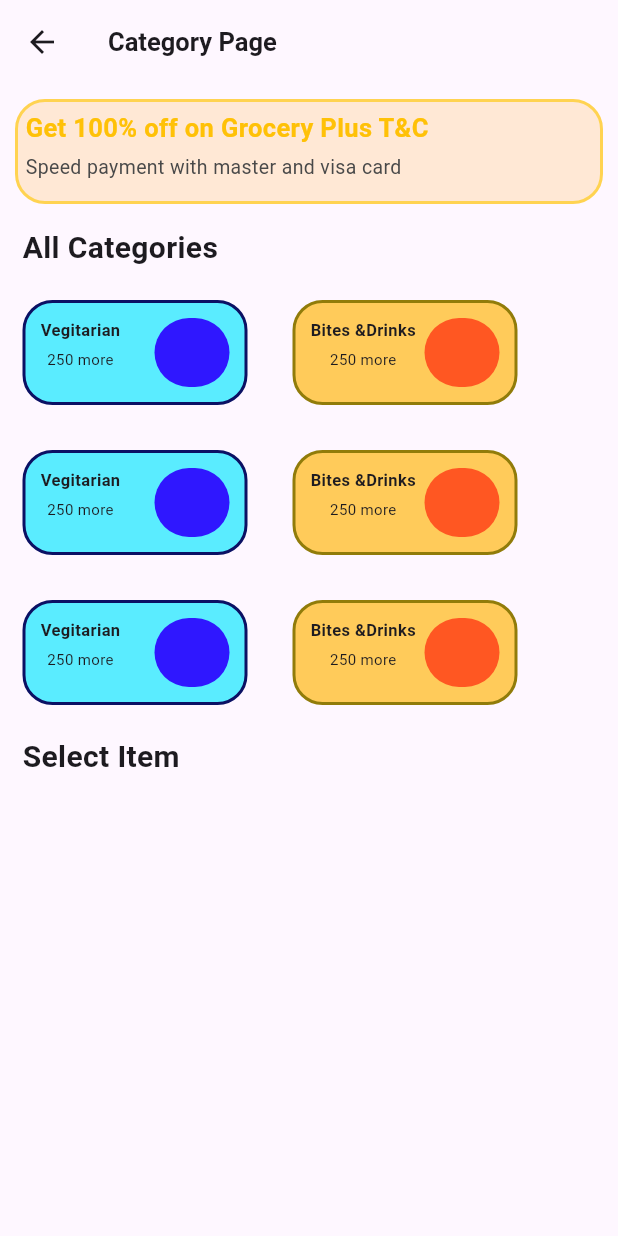
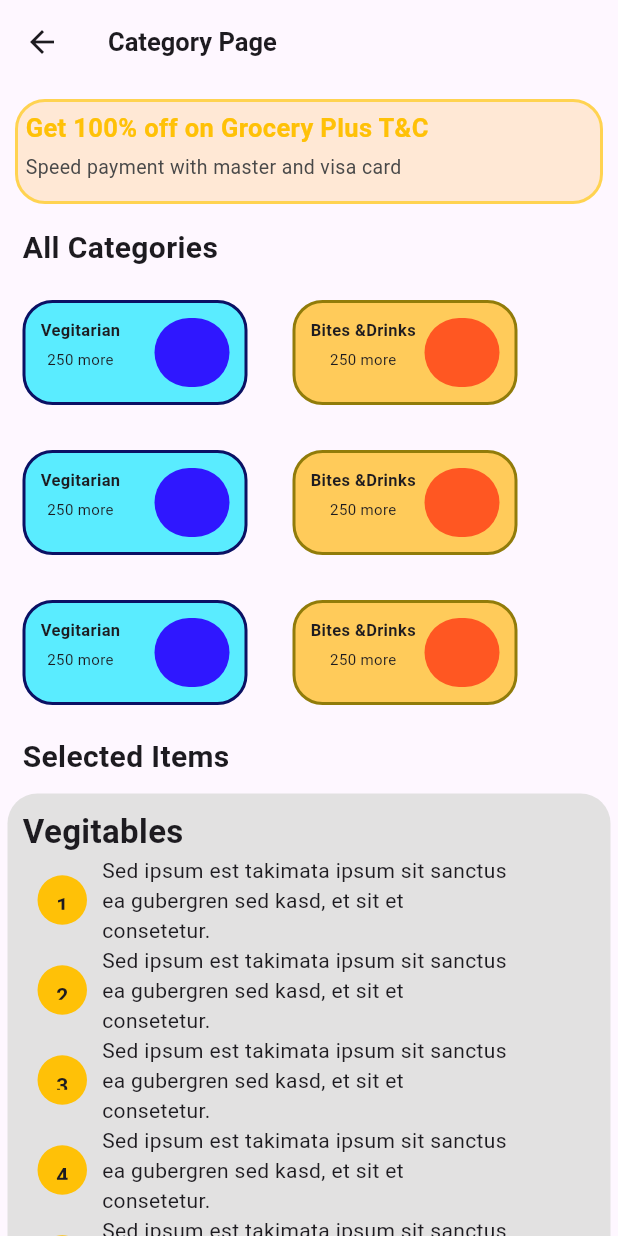
Before and after one commit to umegaeshan/Learn-Flutter, a Flutter app: the screen it shows after launch, on a phone screen of 412 x 824 dp. Run offline on Flutter 3.47's test engine with Material 3 defaults, Android fonts, the phone set to English and light mode, and no system bars.

Commit message:
Add SelectedItem widget to CategoryPage
Introduce a new SelectedItem widget (lib/pages/category/widgets/selected_item.dart) that displays a static list of selected items with numbered badges and a rating row. Integrate it into CategoryPage by importing the widget, changing the section title from "Select Item" to "Selected Items", and inserting SelectedItem() into the UI. The new widget provides placeholder content and styling (rounded container, fixed height, item rows, and star icons) to represent the selected-items panel.

```diff
--- a/lib/pages/category/category.dart
+++ b/lib/pages/category/category.dart
@@ -2,6 +2,7 @@
 
 import 'package:flutter/material.dart';
 import 'package:my/pages/category/widgets/alert_bar.dart';
+import 'package:my/pages/category/widgets/selected_item.dart';
 import 'package:my/widgets/reuseable/category_types.dart';
 
 class CategoryPage extends StatelessWidget {
@@ -102,10 +103,12 @@ class CategoryPage extends StatelessWidget {
             Container(
               padding: EdgeInsets.fromLTRB(15, 5, 5, 5),
               child: Text(
-                "Select Item",
+                "Selected Items",
                 style: TextStyle(fontSize: 20, fontWeight: FontWeight(700)),
               ),
             ),
+
+            SelectedItem(),
           ],
         ),
       ),
--- /dev/null
+++ b/lib/pages/category/widgets/selected_item.dart
@@ -0,0 +1,232 @@
+// ignore_for_file: sized_box_for_whitespace, avoid_unnecessary_containers
+
+import 'package:flutter/material.dart';
+
+class SelectedItem extends StatelessWidget {
+  const SelectedItem({super.key});
+
+  @override
+  Widget build(BuildContext context) {
+    return Padding(
+      padding: EdgeInsets.all(5),
+      child: Container(
+        width: double.infinity,
+        height: 400,
+        decoration: BoxDecoration(
+          borderRadius: BorderRadius.circular(20),
+          color: const Color.fromARGB(255, 226, 225, 225),
+        ),
+        child: Padding(
+          padding: EdgeInsets.all(10),
+          child: Column(
+            crossAxisAlignment: CrossAxisAlignment.start,
+            children: [
+              Text(
+                "Vegitables",
+                style: TextStyle(fontSize: 22, fontWeight: FontWeight(700)),
+              ),
+              Container(
+                child: Row(
+                  children: [
+                    Padding(
+                      padding: EdgeInsets.all(10),
+                      child: Container(
+                        height: 33,
+                        width: 33,
+                        decoration: BoxDecoration(
+                          borderRadius: BorderRadius.circular(30),
+                          color: Colors.amber,
+                        ),
+                        padding: EdgeInsets.all(10),
+                        child: Center(
+                          child: Text(
+                            "1",
+                            style: TextStyle(
+                              fontSize: 14,
+                              fontWeight: FontWeight(700),
+                            ),
+                          ),
+                        ),
+                      ),
+                    ),
+
+                    Container(
+                      width: 270,
+                      child: Text(
+                        "Sed ipsum est takimata ipsum sit sanctus ea gubergren sed kasd, et sit et consetetur.",
+                      ),
+                    ),
+                  ],
+                ),
+              ),
+
+              Container(
+                child: Row(
+                  children: [
+                    Padding(
+                      padding: EdgeInsets.all(10),
+                      child: Container(
+                        height: 33,
+                        width: 33,
+                        decoration: BoxDecoration(
+                          borderRadius: BorderRadius.circular(30),
+                          color: Colors.amber,
+                        ),
+                        padding: EdgeInsets.all(10),
+                        child: Center(
+                          child: Text(
+                            "2",
+                            style: TextStyle(
+                              fontSize: 14,
+                              fontWeight: FontWeight(700),
+                            ),
+                          ),
+                        ),
+                      ),
+                    ),
+
+                    Container(
+                      width: 270,
+                      child: Text(
+                        "Sed ipsum est takimata ipsum sit sanctus ea gubergren sed kasd, et sit et consetetur.",
+                      ),
+                    ),
+                  ],
+                ),
+              ),
+
+              Container(
+                child: Row(
+                  children: [
+                    Padding(
+                      padding: EdgeInsets.all(10),
+                      child: Container(
+                        height: 33,
+                        width: 33,
+                        decoration: BoxDecoration(
+                          borderRadius: BorderRadius.circular(30),
+                          color: Colors.amber,
+                        ),
+                        padding: EdgeInsets.all(10),
+                        child: Center(
+                          child: Text(
+                            "3",
+                            style: TextStyle(
+                              fontSize: 14,
+                              fontWeight: FontWeight(700),
+                            ),
+                          ),
+                        ),
+                      ),
+                    ),
+
+                    Container(
+                      width: 270,
+                      child: Text(
+                        "Sed ipsum est takimata ipsum sit sanctus ea gubergren sed kasd, et sit et consetetur.",
+                      ),
+                    ),
+                  ],
+                ),
+              ),
+
+              Container(
+                child: Row(
+                  children: [
+                    Padding(
+                      padding: EdgeInsets.all(10),
+                      child: Container(
+                        height: 33,
+                        width: 33,
+                        decoration: BoxDecoration(
+                          borderRadius: BorderRadius.circular(30),
+                          color: Colors.amber,
+                        ),
+                        padding: EdgeInsets.all(10),
+                        child: Center(
+                          child: Text(
+                            "4",
+                            style: TextStyle(
+                              fontSize: 14,
+                              fontWeight: FontWeight(700),
+                            ),
+                          ),
+                        ),
+                      ),
+                    ),
+
+                    Container(
+                      width: 270,
+                      child: Text(
+                        "Sed ipsum est takimata ipsum sit sanctus ea gubergren sed kasd, et sit et consetetur.",
+                      ),
+                    ),
+                  ],
+                ),
+              ),
+
+              Container(
+                child: Row(
+                  children: [
+                    Padding(
+                      padding: EdgeInsets.all(10),
+                      child: Container(
+                        height: 33,
+                        width: 33,
+                        decoration: BoxDecoration(
+                          borderRadius: BorderRadius.circular(30),
+                          color: Colors.amber,
+                        ),
+                        padding: EdgeInsets.all(10),
+                        child: Center(
+                          child: Text(
+                            "5",
+                            style: TextStyle(
+                              fontSize: 14,
+                              fontWeight: FontWeight(700),
+                            ),
+                          ),
+                        ),
+                      ),
+                    ),
+
+                    Container(
+                      width: 270,
+                      child: Text(
+                        "Sed ipsum est takimata ipsum sit sanctus ea gubergren sed kasd, et sit et consetetur.",
+                      ),
+                    ),
+                  ],
+                ),
+              ),
+
+              Center(
+                child: Container(
+                  width: 200,
+                  height: 50,
+                  padding: EdgeInsets.all(10),
+                  decoration: BoxDecoration(
+                    borderRadius: BorderRadius.circular(20),
+                    color: const Color.fromARGB(255, 235, 235, 235),
+                  ),
+
+                  child: Row(
+                    crossAxisAlignment: CrossAxisAlignment.center,
+                    mainAxisAlignment: MainAxisAlignment.center,
+                    children: [
+                      Icon(Icons.star, color: Colors.amber),
+                      Icon(Icons.star, color: Colors.amber),
+                      Icon(Icons.star, color: Colors.amber),
+                      Icon(Icons.star, color: Colors.amber),
+                      Icon(Icons.star),
+                    ],
+                  ),
+                ),
+              ), // final
+            ],
+          ),
+        ),
+      ),
+    );
+  }
+}
```
